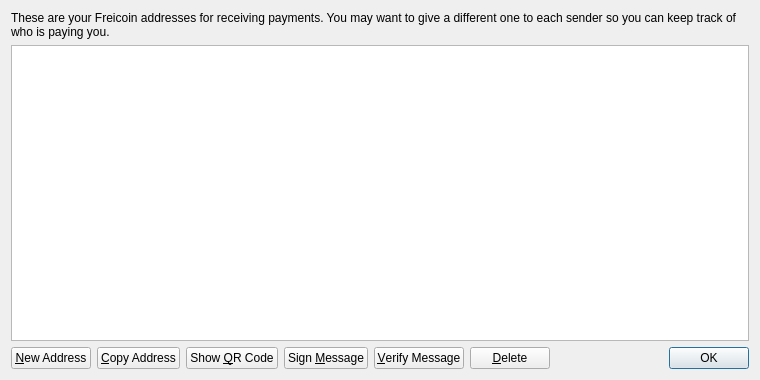
Before: the Qt Designer form src/qt/forms/addressbookpage.ui in ApplebyCoin/ApplebyCoin, drawn with Qt 5.
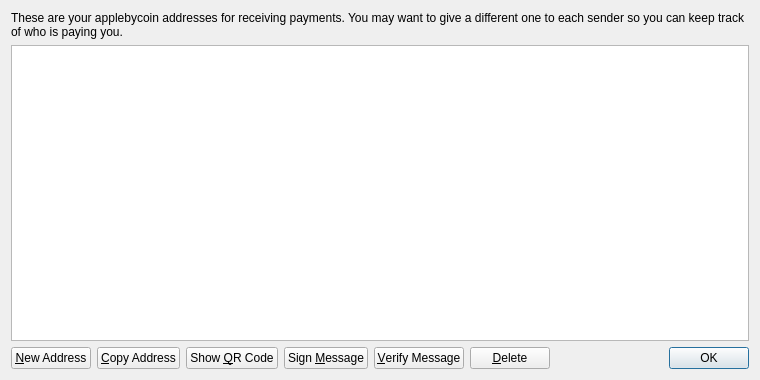
After: the same form once the commit is applied. Icons and pictures are not drawn.

Diff of the .ui file:
```diff
--- a/src/qt/forms/addressbookpage.ui
+++ b/src/qt/forms/addressbookpage.ui
@@ -17,7 +17,7 @@
    <item>
     <widget class="QLabel" name="labelExplanation">
      <property name="text">
-      <string>These are your Freicoin addresses for receiving payments. You may want to give a different one to each sender so you can keep track of who is paying you.</string>
+      <string>These are your applebycoin addresses for receiving payments. You may want to give a different one to each sender so you can keep track of who is paying you.</string>
      </property>
      <property name="textFormat">
       <enum>Qt::PlainText</enum>
```
Left out of the diff: 18 changed lines with no effect on the pictures.
